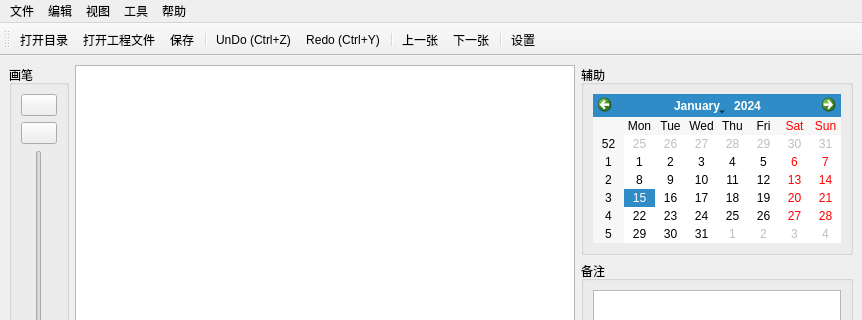
This is src/MaskGenerator.ui in shih325/MaskGenerator as Qt 5 draws it before an edit; both pictures show x 0 to 862 and y 0 to 320 of the 862 by 544 pixel window. The edited form follows.
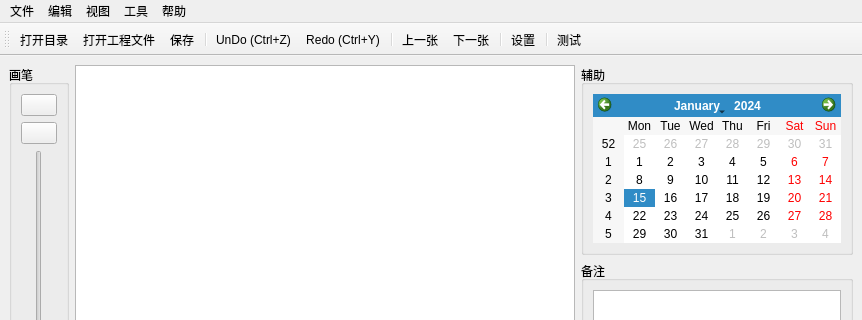
This is the edited form. Icons and pictures are not drawn.

What changed in the file:
```diff
--- a/src/MaskGenerator.ui
+++ b/src/MaskGenerator.ui
@@ -251,6 +251,8 @@
    <addaction name="action_next"/>
    <addaction name="separator"/>
    <addaction name="action_settings"/>
+   <addaction name="separator"/>
+   <addaction name="action_test"/>
   </widget>
   <action name="action_open_folder">
    <property name="icon">
@@ -375,6 +377,15 @@
     <string>关于</string>
    </property>
   </action>
+  <action name="action_test">
+   <property name="icon">
+    <iconset resource="MaskGenerator.qrc">
+     <normaloff>:/MaskGenerator/resource/test.ico</normaloff>:/MaskGenerator/resource/test.ico</iconset>
+   </property>
+   <property name="text">
+    <string>测试</string>
+   </property>
+  </action>
  </widget>
  <resources>
   <include location="MaskGenerator.qrc"/>
```
Left out of the diff: 18 changed lines with no effect on the pictures.
